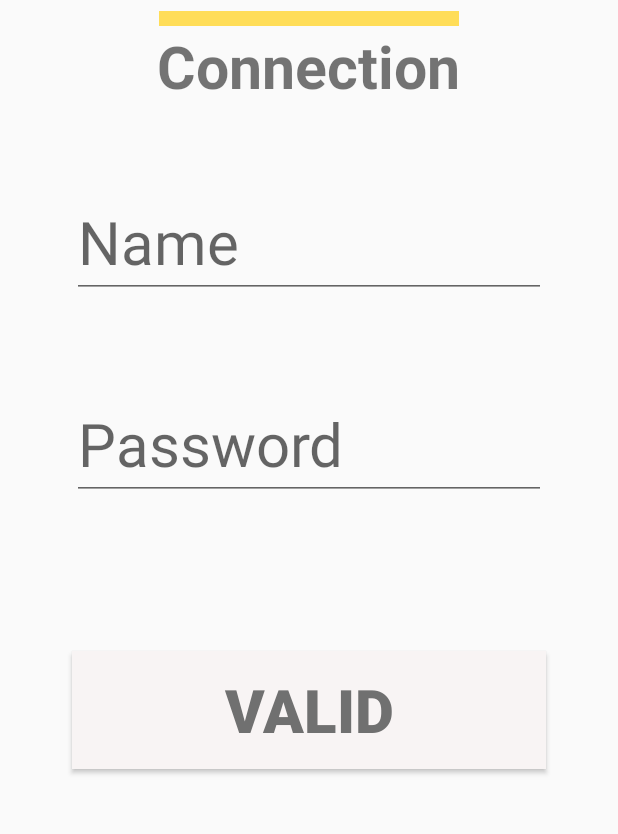
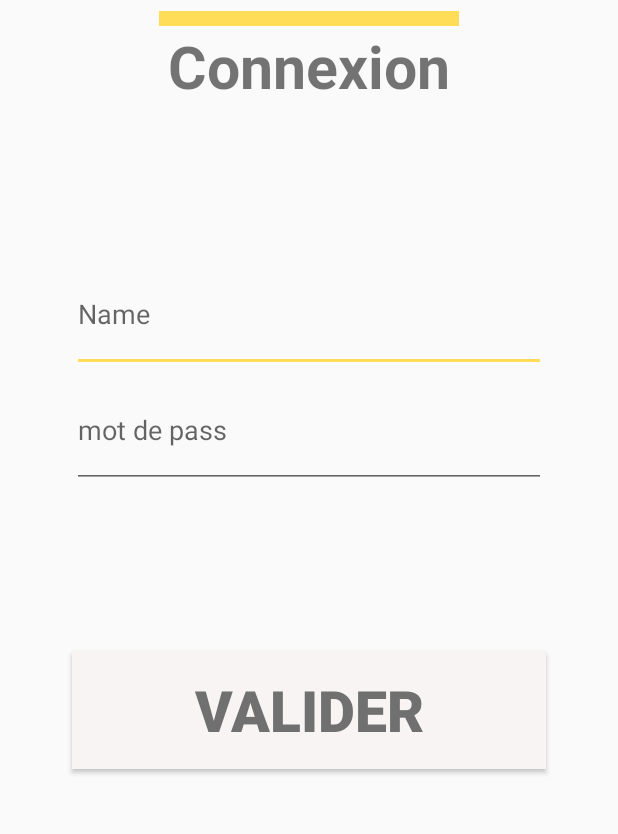
Before and after one commit to alexMtzRivero/Ralley-app, an Android app: the screen it shows after launch (ConnectionActivity), on a phone screen of 412 x 824 dp, the part 395-1229 px from its top. Run offline under Robolectric (Android 15) with nearby library versions, the light colour scheme and no system bars.

Commit message:
Auto stash before merge of "structure" and "origin/structure"

```diff
--- a/app/src/main/res/layout/activity_connection.xml
+++ b/app/src/main/res/layout/activity_connection.xml
@@ -5,8 +5,7 @@
     android:weightSum="9"
     android:layout_margin="32dp"
     android:orientation="vertical"
-    android:layout_gravity="center"
-    android:focusableInTouchMode="true">
+    android:layout_gravity="center">
 
     <ImageView
         android:src="@drawable/full_logo"
@@ -28,9 +27,9 @@
         <TextView
             android:layout_width="wrap_content"
             android:layout_height="wrap_content"
-            android:text="@string/connection"
+            android:text="Connexion"
             android:textStyle="bold"
-            android:textSize="39sp"
+            android:textSize="39dp"
             />
 
 
@@ -42,7 +41,9 @@
         android:layout_height="1dp"
         android:orientation="vertical"
         android:layout_marginTop="10dp"
+        android:gravity="center"
         android:layout_weight="4"
+        android:weightSum="20"
         android:textAlignment="center"
         android:layout_margin="16dp"
         android:layout_below="@+id/title">
@@ -51,23 +52,21 @@
         <EditText
             android:id="@+id/UserEdt"
             android:layout_width="match_parent"
-            android:layout_height="wrap_content"
-            android:ems="10"
+            android:layout_height="1dp"
+            android:layout_weight="5"
             android:textColor="@color/textColor"
-            android:layout_marginTop="30dp"
-            android:textSize="40sp"
-            android:layout_marginBottom="60dp"
-            android:inputType="text"
-            android:hint="@string/name" />
+            android:autoSizeTextType="uniform"
+            android:inputType="textPersonName"
+            android:hint="Name" />
 
         <EditText
             android:id="@+id/PasswordEdt"
             android:layout_width="match_parent"
-            android:layout_height="wrap_content"
-            android:textSize="40sp"
-            android:hint="@string/password"
-            android:ems="10"
-            android:inputType="numberPassword" />
+            android:layout_weight="5"
+            android:autoSizeTextType="uniform"
+            android:hint="mot de pass"
+            android:inputType="numberPassword"
+            android:layout_height="1dp" />
     </LinearLayout>
     <Button
         android:id="@+id/validateBtn"
@@ -75,12 +74,14 @@
         android:layout_height="1dp"
         android:layout_weight="1"
         android:background="@color/backgroundColor"
-        android:textSize="40sp"
+        android:autoSizeTextType="uniform"
+        android:autoSizeMaxTextSize="39dp"
+        android:autoSizeStepGranularity="2dp"
         android:textStyle="bold"
         android:textColor="@color/textColor"
         android:layout_margin="16dp"
         android:layout_centerHorizontal="true"
         android:layout_alignParentBottom="true"
-        android:text="@string/valid"/>
+        android:text="Valider"/>
 
 </LinearLayout>
--- a/app/src/main/res/layout/activity_rules.xml
+++ b/app/src/main/res/layout/activity_rules.xml
@@ -55,7 +55,7 @@ Nunc et tincidunt lacus, a euismod leo. Praesent libero enim, dictum eu posuere
         android:background="@color/backgroundColor"
         android:autoSizeTextType="uniform"
         android:autoSizeMinTextSize="12dp"
-        android:autoSizeMaxTextSize="39dp"
+        android:autoSizeMaxTextSize="25dp"
         android:autoSizeStepGranularity="2dp"
         android:textStyle="bold"
         android:textColor="@color/textColor"
--- a/app/src/main/res/layout/navigation_bar.xml
+++ b/app/src/main/res/layout/navigation_bar.xml
@@ -18,6 +18,7 @@
     <ImageView
         android:id="@+id/navMap"
         android:layout_width="0dp"
+        android:padding="15px"
         android:layout_height="wrap_content"
         android:src="@drawable/ic_carte"
         android:layout_weight="1"
@@ -26,6 +27,7 @@
     <ImageView
         android:id="@+id/navScan"
         android:layout_width="0dp"
+        android:padding="15px"
         android:layout_height="wrap_content"
         android:src="@drawable/ic_scan"
         android:layout_weight="1"
@@ -34,6 +36,7 @@
     <ImageView
         android:id="@+id/navQuizz"
         android:layout_width="0dp"
+        android:padding="15px"
         android:layout_height="wrap_content"
         android:src="@drawable/ic_question"
         android:layout_weight="1"
@@ -42,6 +45,7 @@
     <ImageView
         android:id="@+id/navProgress"
         android:layout_width="0dp"
+        android:padding="15px"
         android:layout_height="wrap_content"
         android:src="@drawable/ic_coureur"
         android:layout_weight="1"
@@ -50,6 +54,7 @@
     <ImageView
         android:id="@+id/navHome"
         android:layout_width="0dp"
+        android:padding="15px"
         android:layout_height="wrap_content"
         android:src="@drawable/ic_accueil"
         android:layout_weight="1"/>
```
Also changed, not shown: app/src/main/res/layout/activity_home.xml (+5 -2 lines), app/src/main/res/layout/activity_login.xml (+7 -14 lines).
